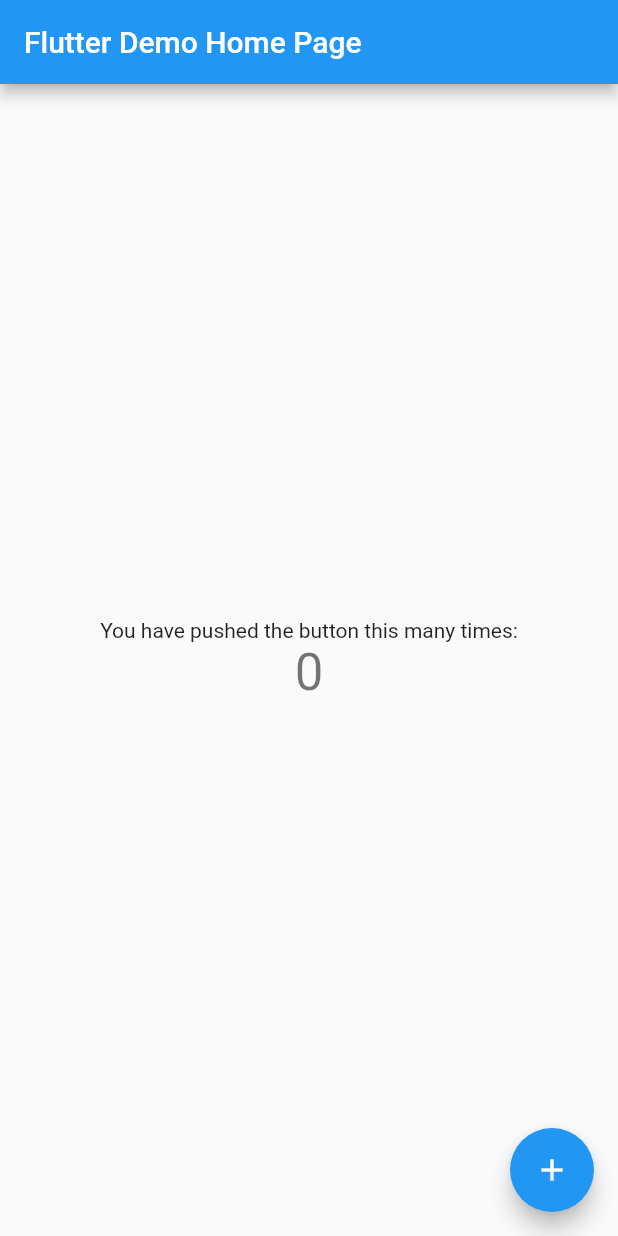
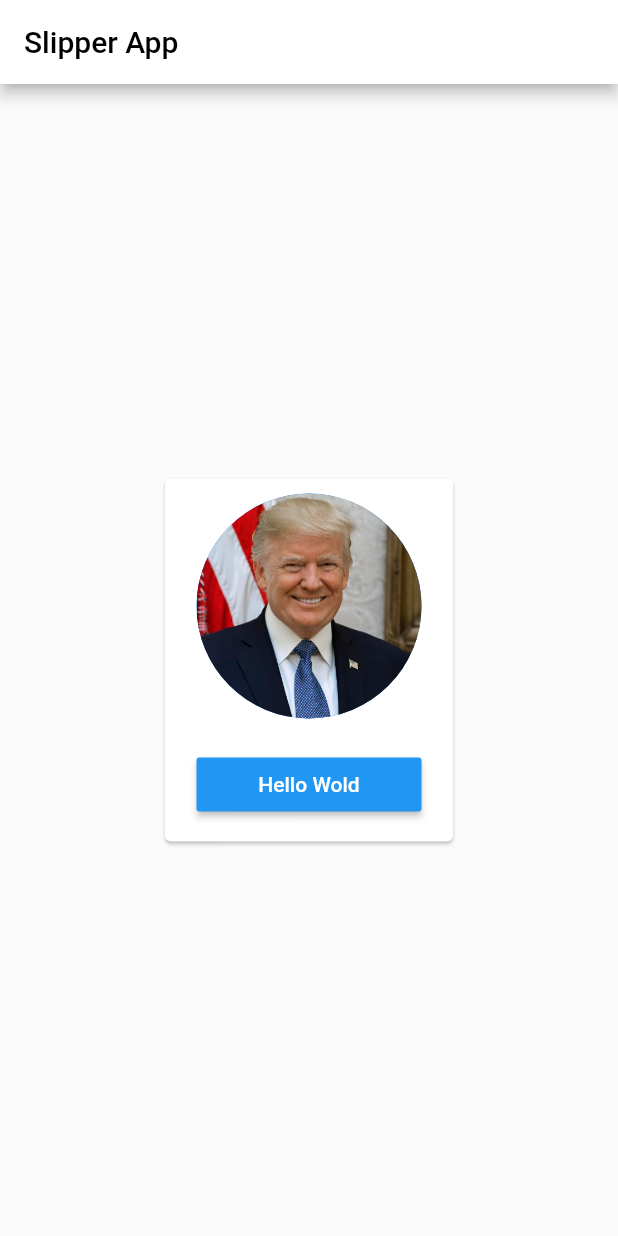
Before and after one commit to abj1103/sluppert-17, a Flutter app: the screen it shows after launch, on a phone screen of 412 x 824 dp. Run offline on Flutter 3.47's test engine with Material 2 defaults, Android fonts, the phone set to English and light mode, and no system bars.

```diff
--- a/lib/main.dart
+++ b/lib/main.dart
@@ -1,7 +1,62 @@
+import 'package:flutter/cupertino.dart';
 import 'package:flutter/material.dart';
 
-void main() => runApp(MyApp());
+void main() => runApp(SluppertApp());
 
+class SluppertApp extends StatelessWidget {
+  @override
+  Widget build(BuildContext context) {
+    return MaterialApp(
+      home: Scaffold(
+        appBar: AppBar(
+          title: Text('Slipper App', style: TextStyle(color: Colors.black)),
+          backgroundColor: Colors.white,
+        ),
+        body: SlupperCard(),
+      ),
+    );
+  }
+}
+
+class SlupperCard extends StatelessWidget {
+  @override
+  Widget build(BuildContext context) {
+    return Center(
+      child: Container(
+        height: 250.0,
+        width: 200.0,
+        child: Card(
+            child: Column(
+          children: <Widget>[
+            Container(
+              margin: EdgeInsets.fromLTRB(0, 10, 0, 10),
+              child: CircleAvatar(
+                backgroundImage: AssetImage('images/Donald.jpg'),
+                radius: 75.0,
+              ),
+            ),
+            Container(
+              width: 150,
+              margin: EdgeInsets.fromLTRB(0, 10, 0, 0),
+              child: RaisedButton(
+                child: Text(
+                  'Hello Wold',
+                  style: TextStyle(color: Colors.white),
+                ),
+                color: Colors.blue,
+                onPressed: () {
+                  print('Hello Wold');
+                },
+              ),
+            ),
+          ],
+        )),
+      ),
+    );
+  }
+}
+
+/*
 class MyApp extends StatelessWidget {
   // This widget is the root of your application.
   @override
@@ -109,3 +164,4 @@ class _MyHomePageState extends State<MyHomePage> {
     );
   }
 }
+*/
--- a/pubspec.yaml
+++ b/pubspec.yaml
@@ -41,8 +41,8 @@ flutter:
   uses-material-design: true
 
   # To add assets to your application, add an assets section, like this:
-  # assets:
-  #  - images/a_dot_burr.jpeg
+  assets:
+    - images/
   #  - images/a_dot_ham.jpeg
 
   # An image asset can refer to one or more resolution-specific "variants", see
```
Also changed, not shown: images/Donald.jpg (added), images/GreatTrump.jpg (added), images/Mette.jpg (added), images/Putin.jpg (added), images/Xi.jpg (added), 1 other file.
